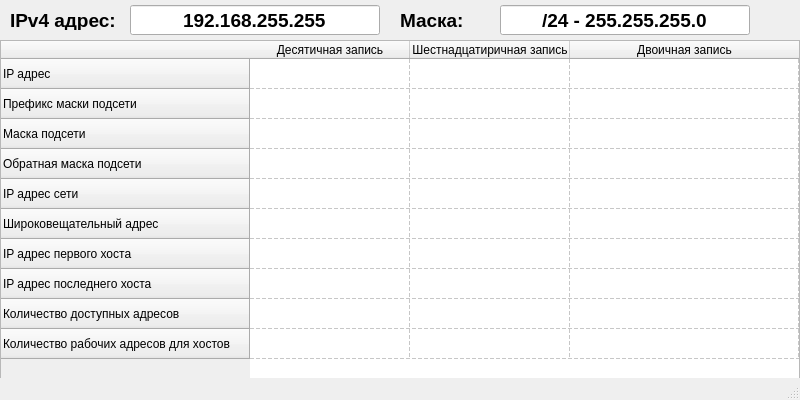
Above: gui.ui from freerunner1317/ipCalcPyCharm before the change. Below: the same form after it.
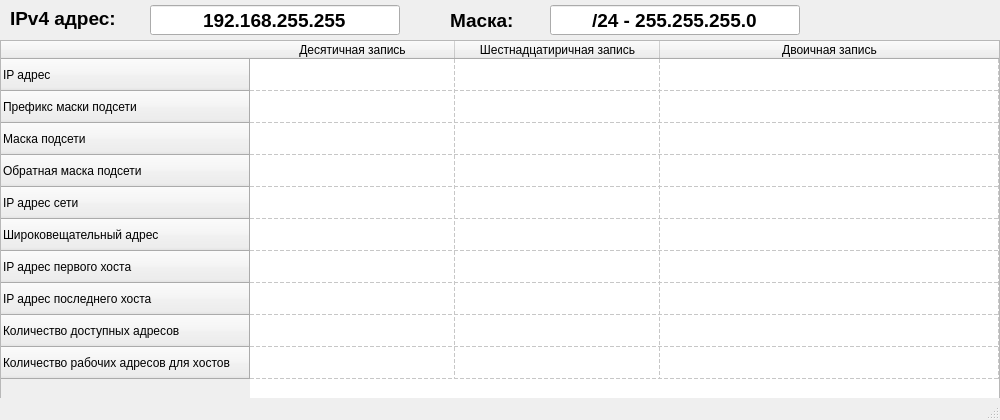
That is the form after the change.

What changed in the file:
```diff
--- a/gui.ui
+++ b/gui.ui
@@ -9,8 +9,8 @@
    <rect>
     <x>0</x>
     <y>0</y>
-    <width>800</width>
-    <height>400</height>
+    <width>1000</width>
+    <height>420</height>
    </rect>
   </property>
   <property name="sizePolicy">
@@ -21,14 +21,14 @@
   </property>
   <property name="minimumSize">
    <size>
-    <width>800</width>
-    <height>400</height>
+    <width>1000</width>
+    <height>420</height>
    </size>
   </property>
   <property name="maximumSize">
    <size>
-    <width>800</width>
-    <height>400</height>
+    <width>1000</width>
+    <height>420</height>
    </size>
   </property>
   <property name="windowTitle">
@@ -45,9 +45,9 @@
     <property name="geometry">
      <rect>
       <x>10</x>
-      <y>10</y>
-      <width>111</width>
-      <height>20</height>
+      <y>2</y>
+      <width>150</width>
+      <height>32</height>
      </rect>
     </property>
     <property name="font">
@@ -67,7 +67,7 @@
     </property>
     <property name="geometry">
      <rect>
-      <x>130</x>
+      <x>150</x>
       <y>5</y>
       <width>250</width>
       <height>30</height>
@@ -93,9 +93,9 @@
    <widget class="QLabel" name="label_2">
     <property name="geometry">
      <rect>
-      <x>400</x>
+      <x>450</x>
       <y>10</y>
-      <width>71</width>
+      <width>91</width>
       <height>20</height>
      </rect>
     </property>
@@ -113,7 +113,7 @@
    <widget class="QLineEdit" name="lineEdit_2">
     <property name="geometry">
      <rect>
-      <x>500</x>
+      <x>550</x>
       <y>5</y>
       <width>250</width>
       <height>30</height>
@@ -141,8 +141,8 @@
      <rect>
       <x>0</x>
       <y>40</y>
-      <width>800</width>
-      <height>350</height>
+      <width>1000</width>
+      <height>370</height>
      </rect>
     </property>
     <property name="sizePolicy">
@@ -153,14 +153,14 @@
     </property>
     <property name="minimumSize">
      <size>
-      <width>800</width>
-      <height>350</height>
+      <width>1000</width>
+      <height>370</height>
      </size>
     </property>
     <property name="maximumSize">
      <size>
-      <width>800</width>
-      <height>350</height>
+      <width>1000</width>
+      <height>370</height>
      </size>
     </property>
     <property name="baseSize">
@@ -184,8 +184,11 @@
     <property name="sortingEnabled">
      <bool>false</bool>
     </property>
+    <attribute name="horizontalHeaderMinimumSectionSize">
+     <number>50</number>
+    </attribute>
     <attribute name="horizontalHeaderDefaultSectionSize">
-     <number>160</number>
+     <number>205</number>
     </attribute>
     <attribute name="horizontalHeaderHighlightSections">
      <bool>false</bool>
@@ -196,8 +199,11 @@
     <attribute name="horizontalHeaderStretchLastSection">
      <bool>true</bool>
     </attribute>
+    <attribute name="verticalHeaderMinimumSectionSize">
+     <number>19</number>
+    </attribute>
     <attribute name="verticalHeaderDefaultSectionSize">
-     <number>30</number>
+     <number>32</number>
     </attribute>
     <attribute name="verticalHeaderHighlightSections">
      <bool>false</bool>
```
Left out of the diff: 10 changed lines with no effect on the pictures.
